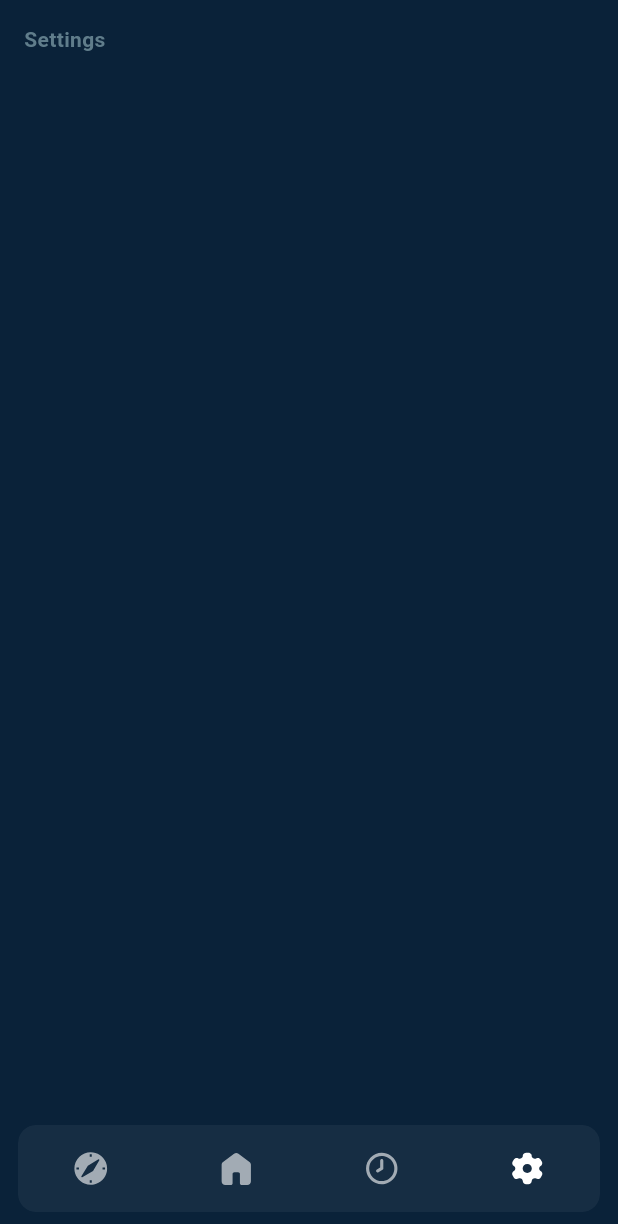
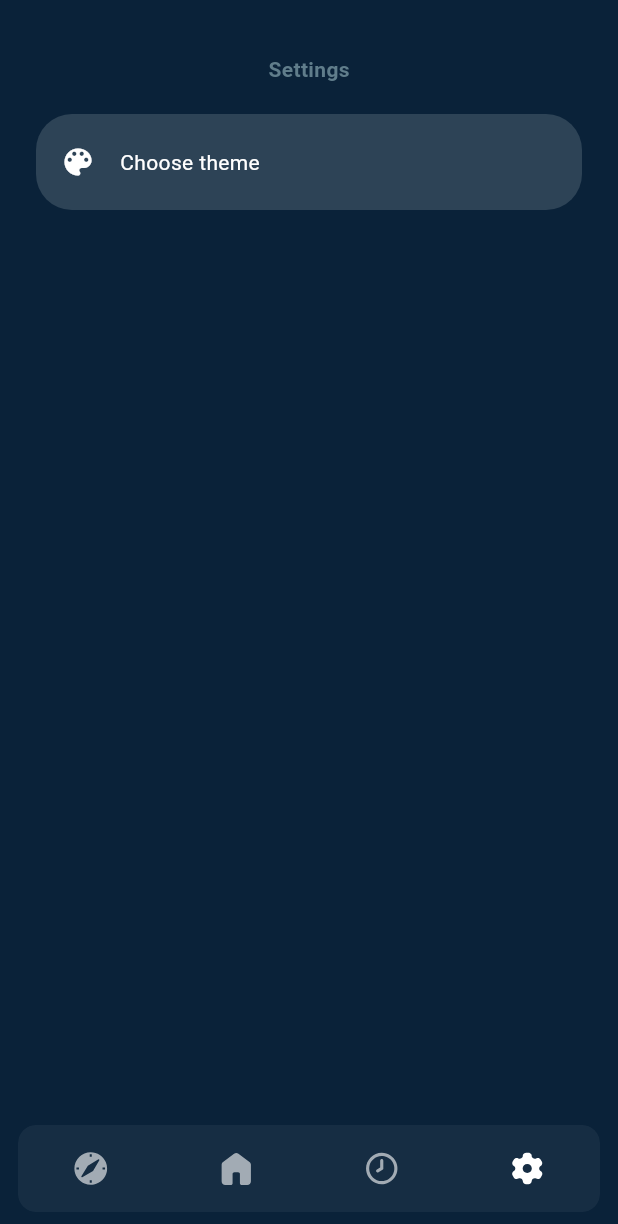
Before and after one commit to ki1lux/Adhanuk, a Flutter app: the screen it shows after launch, item 4 of the bottom bar chosen, on a phone screen of 412 x 824 dp. Shown: the top 1224 px of the screen. Run offline on Flutter 3.47's test engine with Material 3 defaults, Android fonts, the phone set to English and light mode, and no system bars; our stand-ins replace adhan, flutter_svg, geocoding, geolocator; missing offline and left inert: flutter_qiblah; project files that could hold a hidden picture were left out.

Commit message:
change ui of settings

```diff
--- a/lib/view/SettingsScreen.dart
+++ b/lib/view/SettingsScreen.dart
@@ -1,4 +1,5 @@
 import 'package:flutter/material.dart';
+import 'package:myadhan/view/SettingsMenu.dart';
 
 class SettingsScreen extends StatelessWidget {
   @override
@@ -7,11 +8,13 @@ class SettingsScreen extends StatelessWidget {
     return Scaffold(
       backgroundColor: const Color(0xff0A2239),
       body: SafeArea(
-        child: Column(
-          children: [
-            Padding(
-              padding: EdgeInsets.all(16),
-              child: Text(
+        child: Padding(
+          padding: EdgeInsets.all(24),
+          child: Column(
+            children: [
+              SizedBox(height: 12),
+
+              Text(
                 "Settings",
                 style: TextStyle(
                   color: Colors.blueGrey,
@@ -19,10 +22,42 @@ class SettingsScreen extends StatelessWidget {
                   fontWeight: FontWeight.bold,
                 ),
               ),
-            ),
-          ],
+              const SizedBox(height: 20),
+              // SettingsMenu(icon: Icons.color_lens, title: "Choose theme"),
+              _settingsButtons(Icons.color_lens, "Choose theme", () {}),
+            ],
+          ),
         ),
       ),
     );
   }
 }
+
+Widget _settingsButtons(IconData icon, String title, VoidCallback onTap) {
+  return Material(
+    borderRadius: BorderRadius.circular(24),
+    color: const Color(0xFF2D4356),
+    child: InkWell(
+      borderRadius: BorderRadius.circular(24),
+      onTap: () {},
+      child: Container(
+        height: 64,
+        padding: const EdgeInsets.symmetric(horizontal: 16, vertical: 18),
+        child: Row(
+          children: [
+            Icon(icon, color: Colors.white, size: 24),
+            const SizedBox(width: 16),
+            Text(title, style: TextStyle(color: Colors.white)),
+          ],
+        ),
+      ),
+    ),
+  );
+}
+
+BoxDecoration _tileDecoration() {
+  return BoxDecoration(
+    color: const Color(0xFF2D4356),
+    borderRadius: BorderRadius.circular(15),
+  );
+}
--- a/pubspec.yaml
+++ b/pubspec.yaml
@@ -42,6 +42,7 @@ dependencies:
   flutter_qiblah: ^3.1.0+1
   location: ^5.0.3
   permission_handler: ^11.0.1
+  font_awesome_flutter: ^10.8.0
 
 
 dev_dependencies:
```
Also changed, not shown: lib/view/SettingsMenu.dart (added, +35 -0 lines), pubspec.lock.
